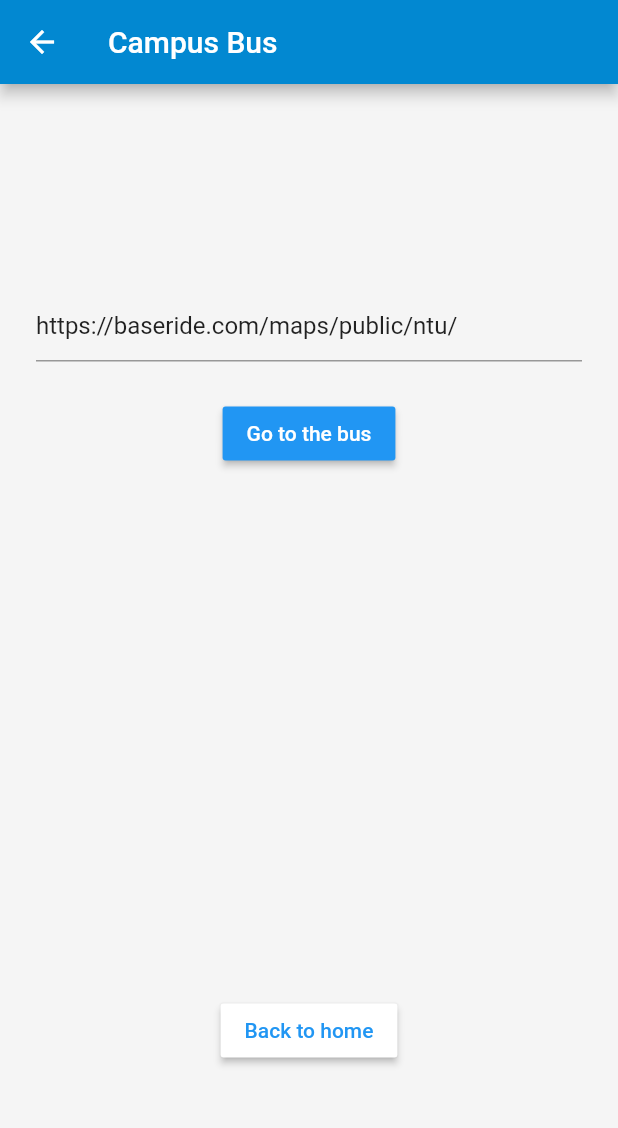
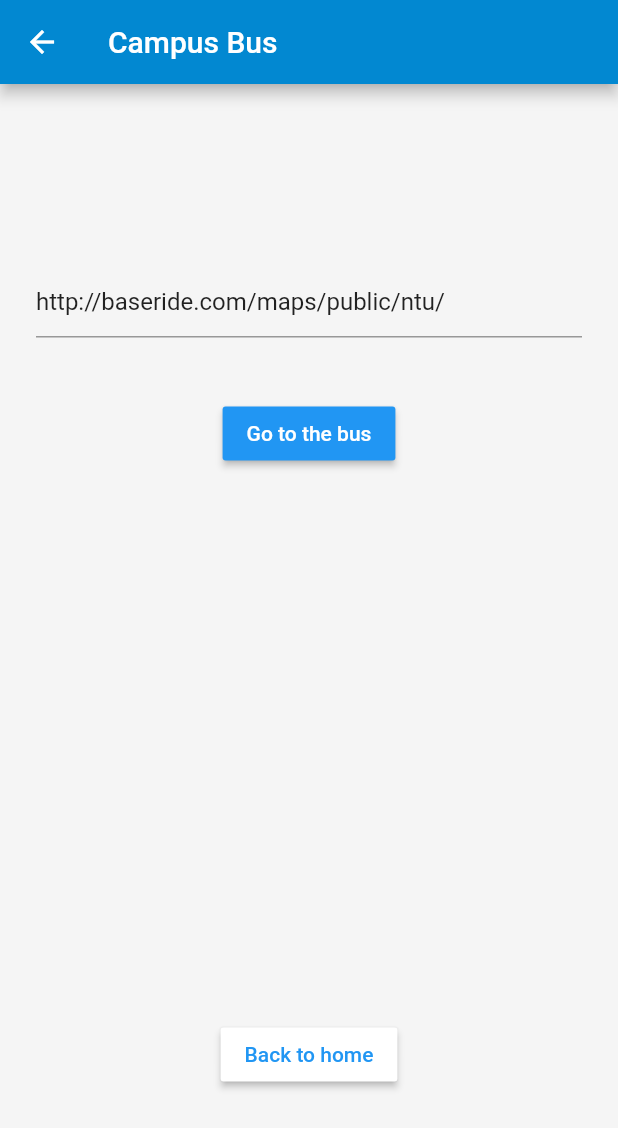
Before and after one commit to laksh22/NTYou, a Flutter app: the BusPage screen opened directly, on a phone screen of 412 x 824 dp. Shown: the top 1128 px of the screen. Run offline on Flutter 3.47's test engine with Material 2 defaults, Android fonts, the phone set to English and light mode, and no system bars; our stand-ins replace carousel_slider, firebase_auth; missing offline and left inert: flutter_list_drag_and_drop, flutter_webview_plugin; accounts and stored records are empty.

Commit message:
wroking bus tracker

```diff
--- a/lib/campusbus/bus_tracker.dart
+++ b/lib/campusbus/bus_tracker.dart
@@ -6,10 +6,11 @@ import 'package:flutter_webview_plugin/flutter_webview_plugin.dart';
 
 import 'dart:io';
 
+
 const kAndroidUserAgent = "Mozilla/5.0 (Linux; Android 4.4.4; One Build/KTU84L.H4) AppleWebKit/537.36 (KHTML, like Gecko) Version/4.0 Chrome/33.0.0.0 Mobile Safari/537.36 [FB_IAB/FB4A;FBAV/28.0.0.20.16;]";
-String selectedUrl = 'https://baseride.com/maps/public/ntu/';
+String selectedUrl = 'http://baseride.com/maps/public/ntu/';
 
-//const _client = new HttpClient();
+//HttpClient _client = new HttpClient();
 //_client.badCertificateCallback = (X509Certificate cert, String host, int port) => true;
 
 class BusPage extends StatefulWidget {
@@ -147,13 +148,17 @@ class _BusPageState extends State<BusPage> {
           Align(
               child: Wrap(
                   children:[
-                    RaisedButton(
+
+                  ]
+              )
+          ),
+          Padding(
+              padding: const EdgeInsets.all(16.0),
+          child: RaisedButton(
             onPressed: () {
               flutterWebviewPlugin.launch(selectedUrl,
                   rect: new Rect.fromLTWH(
-                                0, 30, MediaQuery
-                                .of(context)
-                                .size
+                      0,30, MediaQuery.of(context).size
                       .width, 600.0),
                   userAgent: kAndroidUserAgent);
             },
@@ -161,10 +166,7 @@ class _BusPageState extends State<BusPage> {
             color: Colors.blue,
             textColor: Colors.white,
           ),
-                  ]
-              )
           ),
-
           new Container(
             margin: const EdgeInsets.only(top: 350.0),
             child : new RaisedButton(
--- a/pubspec.yaml
+++ b/pubspec.yaml
@@ -14,6 +14,7 @@ environment:
 
 dependencies:
   firebase_auth: ^0.6.6
+  firebase_database: 1.0.3
   flutter:
     sdk: flutter
   intl: ^0.15.6
@@ -26,6 +27,7 @@ dependencies:
   webview_flutter: ^0.3.0
   flutter_webview_plugin: ^0.3.0+2
   http: '>=0.11.3+12'
+  threading: 0.0.10
 
 dev_dependencies:
   flutter_test:
```
Lines whose indentation alone changed are shown as unchanged.
